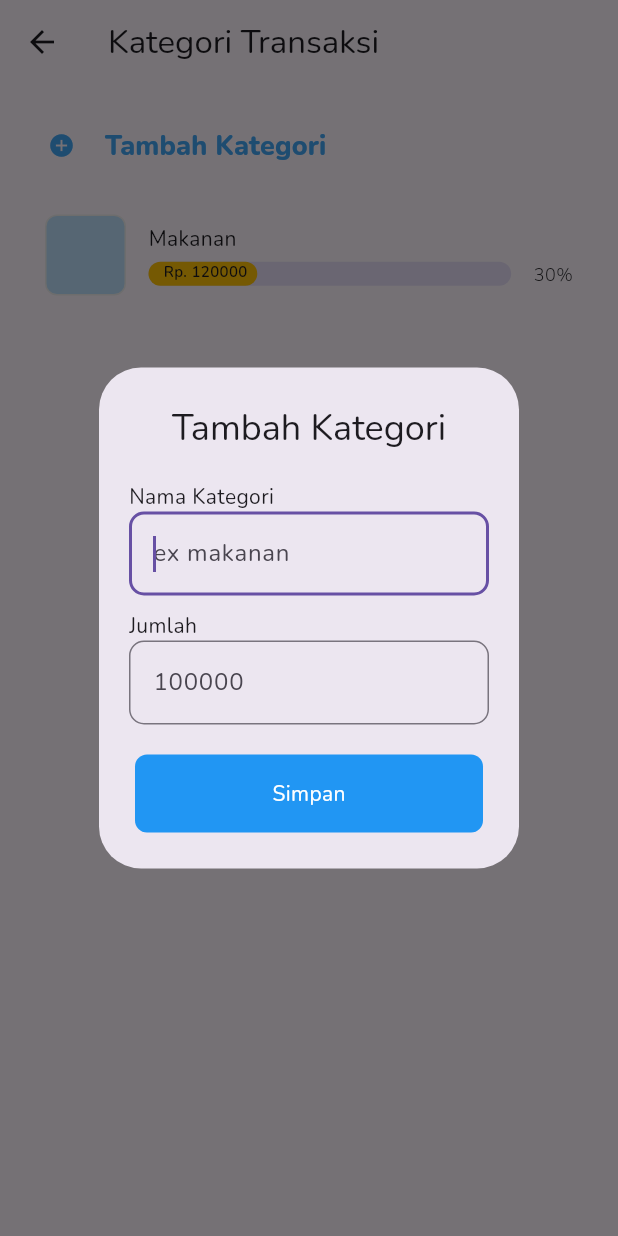
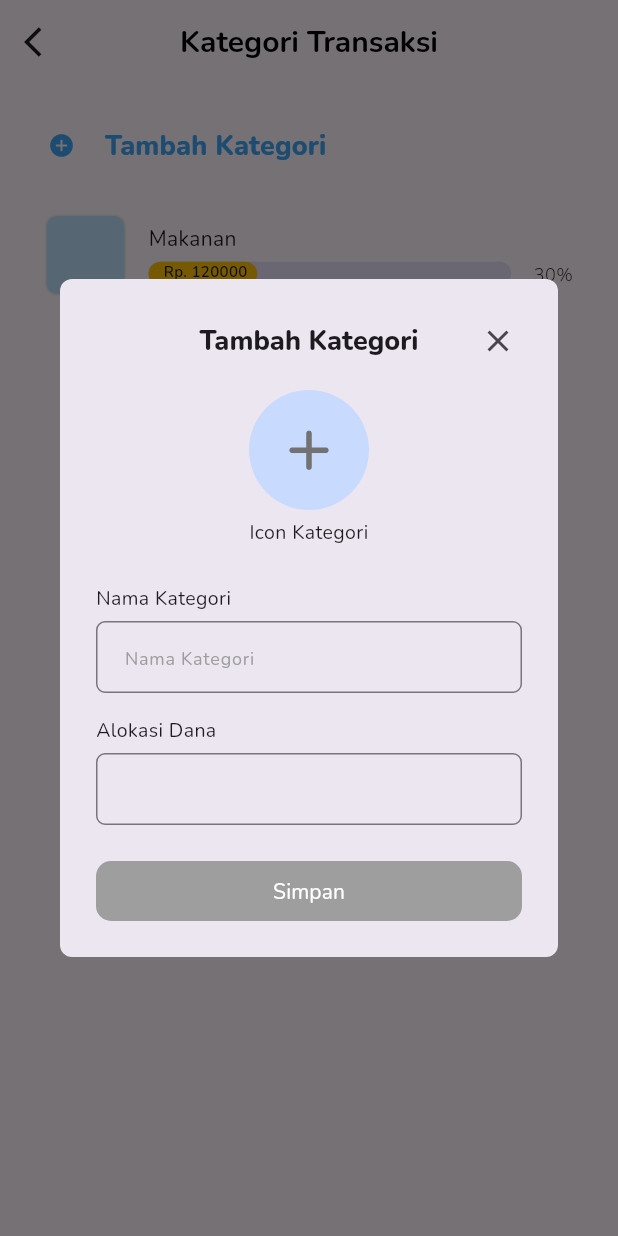
Before and after one commit to Reza1290/budgetin-app, a Flutter app: the AllCategory screen opened directly, after a tap on "Tambah Kategori", on a phone screen of 412 x 824 dp. Run offline on Flutter 3.47's test engine with Material 3 defaults, Android fonts, the phone set to English and light mode, and no system bars; our stand-ins replace drift; missing offline and left inert: dart:ffi; accounts and stored records are empty; generated files the repository leaves out were written again; network calls fail.

Commit message:
fix: error handling

```diff
--- a/lib/main.dart
+++ b/lib/main.dart
@@ -13,7 +13,7 @@ class MyApp extends StatelessWidget {
   @override
   Widget build(BuildContext context) {
     return MaterialApp(
-        home: HomePage(),
+        home: BudgetinHomePage(),
         theme: ThemeData(primarySwatch: Colors.blue, fontFamily: 'Nunito'));
   }
 }
--- a/lib/screens/all_category.dart
+++ b/lib/screens/all_category.dart
@@ -4,6 +4,7 @@ import 'dart:typed_data';
 
 import 'package:budgetin/models/database.dart';
 import 'package:budgetin/widgets/category_home.dart';
+import 'package:budgetin/widgets/modal_tambah_kategori.dart';
 import 'package:flutter/cupertino.dart';
 import 'package:flutter/material.dart';
 import 'package:flutter/services.dart';
@@ -38,76 +39,23 @@ class _AllCategoryState extends State<AllCategory> {
   Widget build(BuildContext context) {
     return Scaffold(
         appBar: AppBar(
+          centerTitle: true,
+          titleTextStyle: const TextStyle(
+              fontSize: 20,
+              fontWeight: FontWeight.bold,
+              color: Colors.black,
+              fontFamily: 'Nunito'),
+          leading: IconButton(
+            onPressed: () => Navigator.pop(context),
+            icon: Icon(Icons.arrow_back_ios),
+          ),
           title: Text("Kategori Transaksi"),
         ),
         body: Column(
           children: [
             TextButton(
                 onPressed: () {
-                  showDialog(
-                    context: context,
-                    builder: (BuildContext context) {
-                      return AlertDialog(
-                        title: Center(child: Text('Tambah Kategori')),
-                        contentPadding:
-                            EdgeInsets.symmetric(vertical: 20, horizontal: 20),
-                        content: Column(
-                          mainAxisSize: MainAxisSize.min,
-                          crossAxisAlignment: CrossAxisAlignment.start,
-                          children: [
-                            Text("Nama Kategori"),
-                            TextField(
-                              autofocus: true,
-                              decoration: InputDecoration(
-                                hintText: "ex makanan",
-                                border: OutlineInputBorder(
-                                  borderRadius:
-                                      BorderRadius.all(Radius.circular(10)),
-                                ),
-                              ),
-                            ),
-                            SizedBox(height: 10),
-                            Text("Jumlah"),
-                            TextField(
-                              keyboardType: TextInputType.number,
-                              inputFormatters: <TextInputFormatter>[
-                                FilteringTextInputFormatter
-                                    .digitsOnly // Hanya mengizinkan input angka
-                              ],
-                              decoration: InputDecoration(
-                                hintText: "100000",
-                                border: OutlineInputBorder(
-                                  borderRadius:
-                                      BorderRadius.all(Radius.circular(10)),
-                                ),
-                              ),
-                            ),
-                          ],
-                        ),
-                        actions: <Widget>[
-                          FractionallySizedBox(
-                            widthFactor:
-                                1.0, // Menetapkan lebar Container sebesar setengah layar
-                            child: Container(
-                              decoration: BoxDecoration(
-                                borderRadius: BorderRadius.circular(8),
-                                color: Colors.blue,
-                              ),
-                              child: Padding(
-                                padding: const EdgeInsets.all(16.0),
-                                child: Center(
-                                  child: Text(
-                                    "Simpan",
-                                    style: TextStyle(color: Colors.white),
-                                  ),
-                                ),
-                              ),
-                            ),
-                          ),
-                        ],
-                      );
-                    },
-                  );
+                  showModalTambahKategori(context);
                 },
                 child: Padding(
                   padding: const EdgeInsets.all(20.0),
--- a/lib/widgets/modal_tambah_kategori.dart
+++ b/lib/widgets/modal_tambah_kategori.dart
@@ -12,29 +12,36 @@ Future<void> showModalTambahKategori(BuildContext context) {
         builder: (BuildContext context, StateSetter setState) {
           return AlertDialog(
             title: Padding(
-              padding: const EdgeInsets.only(bottom: 20),
-              child: Row(
-                mainAxisAlignment: MainAxisAlignment.spaceBetween,
+              padding: const EdgeInsets.symmetric(vertical: 5.0),
+              child: Stack(
+                alignment: AlignmentDirectional.center,
                 children: [
-                  const SizedBox(width: 5),
-                  const Text(
+                  const Center(
+                    child: Text(
                       'Tambah Kategori',
                       style: TextStyle(
                         fontSize: 18,
-                      fontWeight: FontWeight.w500,
+                        fontWeight: FontWeight.w800,
                       ),
-                    textAlign: TextAlign.center,
                     ),
-                  GestureDetector(
-                    onTap: () {
-                      showModalIconKategori(context);
-                    },
-                    child: const Icon(Icons.close),
                   ),
+                  Positioned(
+                    right: -8,
+                    child: IconButton(
+                      icon: const Icon(
+                        Icons.close,
+                        weight: 100,
+                      ),
+                      onPressed: () => Navigator.pop(context),
+                      padding: EdgeInsets.zero,
+                    ),
+                  )
                 ],
               ),
             ),
-            content: Column(
+            content: SizedBox(
+              width: MediaQuery.of(context).size.width,
+              child: Column(
                 mainAxisSize: MainAxisSize.min,
                 crossAxisAlignment: CrossAxisAlignment.stretch,
                 children: <Widget>[
@@ -49,7 +56,7 @@ Future<void> showModalTambahKategori(BuildContext context) {
 
                       // Update status tombol berdasarkan icon yang dipilih
                       setState(() {
-                      _iconKategori = result!;
+                        _iconKategori = result ?? "assets/icons/lainnya.png";
                         _isButtonEnabled = true;
                       });
                     },
@@ -64,7 +71,7 @@ Future<void> showModalTambahKategori(BuildContext context) {
                         child: _iconKategori.isNotEmpty
                             ? Image.asset(_iconKategori)
                             : const Icon(
-                              Icons.add,
+                                Icons.add_rounded,
                                 color: Color.fromARGB(255, 114, 114, 114),
                                 size: 45,
                               ),
@@ -106,7 +113,8 @@ Future<void> showModalTambahKategori(BuildContext context) {
                         fontSize: 12,
                         color: Colors.grey,
                       ),
-                    contentPadding: const EdgeInsets.symmetric(horizontal: 15),
+                      contentPadding:
+                          const EdgeInsets.symmetric(horizontal: 15),
                     ),
                   ),
                   SizedBox(height: 15.0),
@@ -135,6 +143,7 @@ Future<void> showModalTambahKategori(BuildContext context) {
                   ),
                 ],
               ),
+            ),
             actions: <Widget>[
               SizedBox(
                 width: double.infinity,
@@ -158,8 +167,10 @@ Future<void> showModalTambahKategori(BuildContext context) {
                 ),
               ),
             ],
-            shape: RoundedRectangleBorder(
-              borderRadius: BorderRadius.circular(5),
+            shape: const RoundedRectangleBorder(
+              borderRadius: BorderRadius.all(
+                Radius.circular(8.0),
+              ),
             ),
           );
         },
--- a/pubspec.yaml
+++ b/pubspec.yaml
@@ -26,7 +26,7 @@ flutter:
   uses-material-design: true
   assets:
     - assets/logo/
-    - assets/images/
+    - assets/icons/
     - assets/videos/
     - assets/fonts/
 
```
Also changed, not shown: lib/screens/mainscreen.dart (+3 -36 lines). Lines whose indentation alone changed are shown as unchanged.
